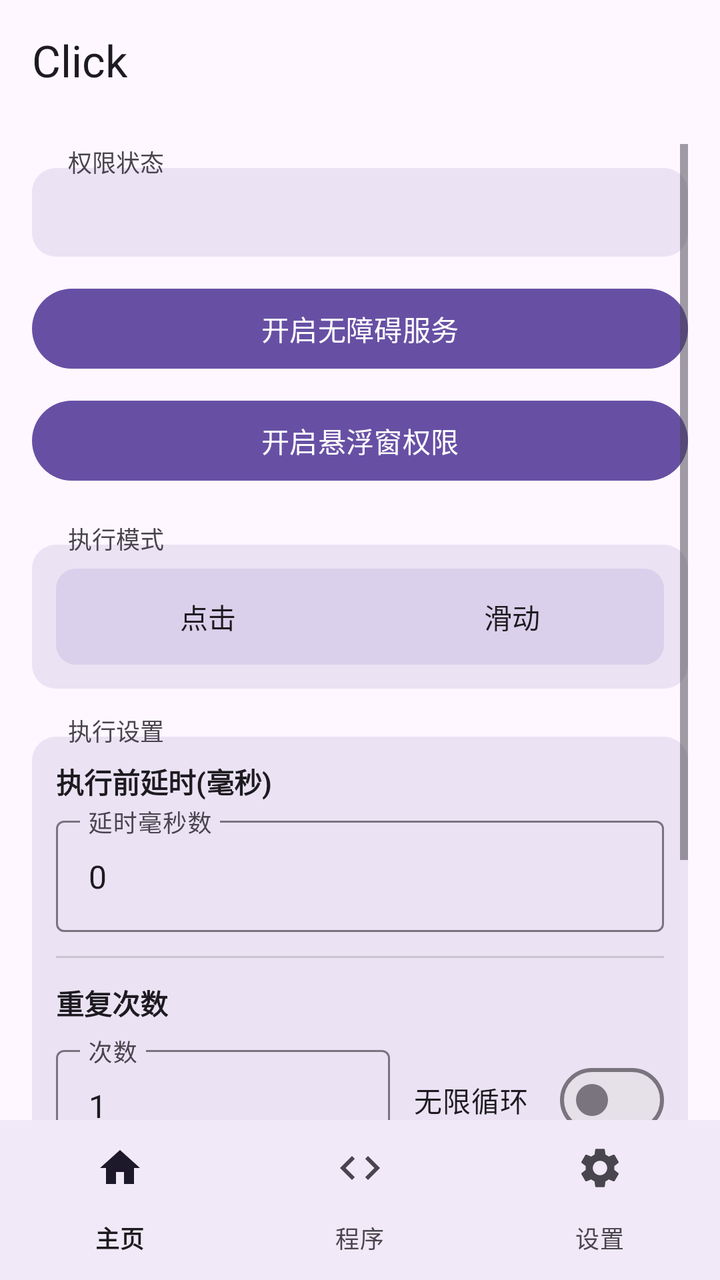
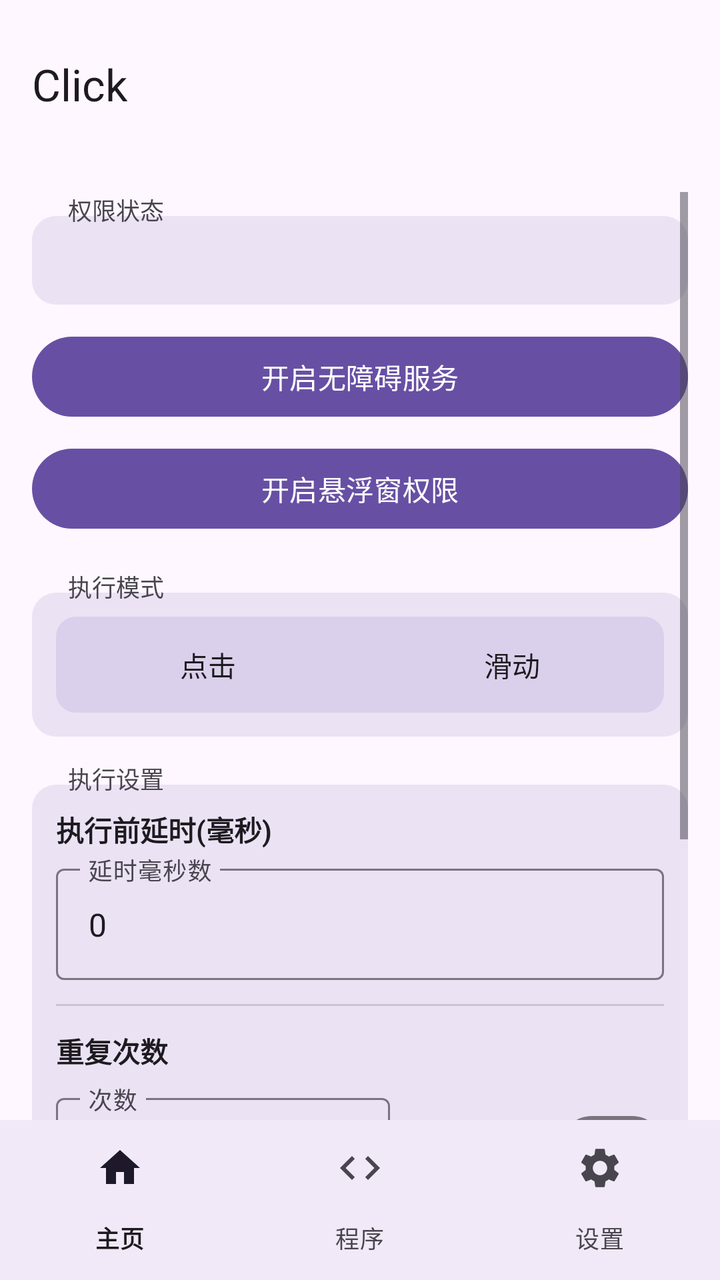

Compare the two renders of this Android layout. The source of the first and the diff that turns it into the second are given below.
<!-- AndroidManifest.xml: activity theme Theme.Click -->
<!-- res/layout/activity_main.xml -->
<?xml version="1.0" encoding="utf-8"?>
<LinearLayout xmlns:android="http://schemas.android.com/apk/res/android"
    xmlns:app="http://schemas.android.com/apk/res-auto"
    android:layout_width="match_parent"
    android:layout_height="match_parent"
    android:fitsSystemWindows="false"
    android:orientation="vertical">

    
    <com.google.android.material.appbar.MaterialToolbar
        android:id="@+id/toolbar"
        android:layout_width="match_parent"
        android:layout_height="56dp"
        android:paddingTop="4dp"
        android:background="?attr/colorSurface"
        app:title="Click"
        app:titleTextColor="?attr/colorOnSurface" />

    
    <ScrollView
        android:id="@+id/home_content"
        android:layout_width="match_parent"
        android:layout_height="0dp"
        android:layout_weight="1"
        android:clipToPadding="false"
        android:paddingBottom="16dp"
        android:paddingHorizontal="16dp"
        android:paddingTop="16dp">

        <LinearLayout
            android:layout_width="match_parent"
            android:layout_height="wrap_content"
            android:orientation="vertical">

            
            <TextView
                android:layout_width="wrap_content"
                android:layout_height="wrap_content"
                android:text="权限状态"
                android:textSize="12sp"
                android:textColor="?attr/colorOnSurfaceVariant"
                android:background="@android:color/transparent"
                android:paddingHorizontal="6dp"
                android:layout_marginStart="12dp"
                android:layout_marginBottom="-6dp"
                android:elevation="2dp" />

            
            <LinearLayout
                android:layout_width="match_parent"
                android:layout_height="wrap_content"
                android:orientation="vertical"
                android:background="@drawable/section_border"
                android:padding="12dp">

                <TextView
                    android:id="@+id/statusText"
                    android:layout_width="match_parent"
                    android:layout_height="wrap_content"
                    android:gravity="start"
                    android:textSize="15sp"
                    android:textStyle="bold"
                    android:textColor="?attr/colorOnSurface" />
            </LinearLayout>

            <Button
                android:id="@+id/btnEnableService"
                android:layout_width="match_parent"
                android:layout_height="wrap_content"
                android:layout_marginTop="12dp"
                android:text="开启无障碍服务" />

            <Button
                android:id="@+id/btnEnableOverlay"
                android:layout_width="match_parent"
                android:layout_height="wrap_content"
                android:layout_marginTop="8dp"
                android:text="开启悬浮窗权限" />

            
            <TextView
                android:layout_width="wrap_content"
                android:layout_height="wrap_content"
                android:layout_marginTop="16dp"
                android:text="执行模式"
                android:textSize="12sp"
                android:textColor="?attr/colorOnSurfaceVariant"
                android:background="@android:color/transparent"
                android:paddingHorizontal="6dp"
                android:layout_marginStart="12dp"
                android:layout_marginBottom="-6dp"
                android:elevation="2dp" />

            
            <LinearLayout
                android:layout_width="match_parent"
                android:layout_height="wrap_content"
                android:orientation="vertical"
                android:background="@drawable/section_border"
                android:padding="12dp">

                <FrameLayout
                    android:layout_width="match_parent"
                    android:layout_height="wrap_content"
                    android:background="@drawable/segment_bg">

                    <View
                        android:id="@+id/modeIndicator"
                        android:layout_width="0dp"
                        android:layout_height="36dp"
                        android:layout_gravity="center_vertical"
                        android:layout_marginStart="4dp"
                        android:background="@drawable/segment_selected" />

                    <LinearLayout
                        android:layout_width="match_parent"
                        android:layout_height="wrap_content"
                        android:orientation="horizontal">

                        <Button
                            android:id="@+id/radioClick"
                            android:layout_width="0dp"
                            android:layout_height="wrap_content"
                            android:layout_weight="1"
                            android:text="点击"
                            android:background="@android:color/transparent"
                            android:textColor="@color/btn_text_selector" />

                        <Button
                            android:id="@+id/radioSwipe"
                            android:layout_width="0dp"
                            android:layout_height="wrap_content"
                            android:layout_weight="1"
                            android:text="滑动"
                            android:background="@android:color/transparent"
                            android:textColor="@color/btn_text_selector" />
                    </LinearLayout>
                </FrameLayout>

                <LinearLayout
                    android:id="@+id/swipeParams"
                    android:layout_width="match_parent"
                    android:layout_height="wrap_content"
                    android:orientation="vertical"
                    android:visibility="gone"
                    android:layout_marginTop="12dp">

                    <View
                        android:layout_width="match_parent"
                        android:layout_height="1dp"
                        android:background="?attr/colorOutlineVariant" />

                    <TextView
                        android:layout_width="wrap_content"
                        android:layout_height="wrap_content"
                        android:layout_marginTop="12dp"
                        android:text="滑动方式"
                        android:textSize="13sp"
                        android:textStyle="bold"
                        android:textColor="?attr/colorOnSurface" />

                    <FrameLayout
                        android:layout_width="match_parent"
                        android:layout_height="wrap_content"
                        android:layout_marginTop="8dp"
                        android:background="@drawable/segment_bg">

                        <View
                            android:id="@+id/swipeMethodIndicator"
                            android:layout_width="0dp"
                            android:layout_height="36dp"
                            android:layout_gravity="center_vertical"
                            android:layout_marginStart="4dp"
                            android:background="@drawable/segment_selected" />

                        <LinearLayout
                            android:layout_width="match_parent"
                            android:layout_height="wrap_content"
                            android:orientation="horizontal">

                            <Button
                                android:id="@+id/radioSwipeManual"
                                android:layout_width="0dp"
                                android:layout_height="wrap_content"
                                android:layout_weight="1"
                                android:text="手动参数"
                                android:background="@android:color/transparent"
                                android:textColor="@color/btn_text_selector" />

                            <Button
                                android:id="@+id/radioSwipeGesture"
                                android:layout_width="0dp"
                                android:layout_height="wrap_content"
                                android:layout_weight="1"
                                android:text="手势录制"
                                android:background="@android:color/transparent"
                                android:textColor="@color/btn_text_selector" />
                        </LinearLayout>
                    </FrameLayout>

                    <LinearLayout
                        android:id="@+id/manualSwipeParams"
                        android:layout_width="match_parent"
                        android:layout_height="wrap_content"
                        android:orientation="vertical"
                        android:layout_marginTop="12dp">

                        <TextView
                            android:layout_width="wrap_content"
                            android:layout_height="wrap_content"
                            android:text="起点"
                            android:textSize="13sp"
                            android:textColor="?attr/colorPrimary" />

                        <LinearLayout
                            android:layout_width="match_parent"
                            android:layout_height="wrap_content"
                            android:layout_marginTop="4dp"
                            android:orientation="horizontal">

                            <com.google.android.material.textfield.TextInputLayout
                                android:layout_width="0dp"
                                android:layout_height="wrap_content"
                                android:layout_weight="1"
                                android:layout_marginEnd="4dp"
                                android:hint="起点 X (横向坐标)"
                                style="@style/Widget.Material3.TextInputLayout.OutlinedBox">

                                <com.google.android.material.textfield.TextInputEditText
                                    android:id="@+id/inputSwipeX1"
                                    android:layout_width="match_parent"
                                    android:layout_height="wrap_content"
                                    android:inputType="numberDecimal" />
                            </com.google.android.material.textfield.TextInputLayout>

                            <com.google.android.material.textfield.TextInputLayout
                                android:layout_width="0dp"
                                android:layout_height="wrap_content"
                                android:layout_weight="1"
                                android:layout_marginStart="4dp"
                                android:hint="起点 Y (纵向坐标)"
                                style="@style/Widget.Material3.TextInputLayout.OutlinedBox">

                                <com.google.android.material.textfield.TextInputEditText
                                    android:id="@+id/inputSwipeY1"
                                    android:layout_width="match_parent"
                                    android:layout_height="wrap_content"
                                    android:inputType="numberDecimal" />
                            </com.google.android.material.textfield.TextInputLayout>
                        </LinearLayout>

                        <TextView
                            android:layout_width="wrap_content"
                            android:layout_height="wrap_content"
                            android:layout_marginTop="8dp"
                            android:text="终点"
                            android:textSize="13sp"
                            android:textColor="?attr/colorPrimary" />

                        <LinearLayout
                            android:layout_width="match_parent"
                            android:layout_height="wrap_content"
                            android:layout_marginTop="4dp"
                            android:orientation="horizontal">

                            <com.google.android.material.textfield.TextInputLayout
                                android:layout_width="0dp"
                                android:layout_height="wrap_content"
                                android:layout_weight="1"
                                android:layout_marginEnd="4dp"
                                android:hint="终点 X (横向坐标)"
                                style="@style/Widget.Material3.TextInputLayout.OutlinedBox">

                                <com.google.android.material.textfield.TextInputEditText
                                    android:id="@+id/inputSwipeX2"
                                    android:layout_width="match_parent"
                                    android:layout_height="wrap_content"
                                    android:inputType="numberDecimal" />
                            </com.google.android.material.textfield.TextInputLayout>

                            <com.google.android.material.textfield.TextInputLayout
                                android:layout_width="0dp"
                                android:layout_height="wrap_content"
                                android:layout_weight="1"
                                android:layout_marginStart="4dp"
                                android:hint="终点 Y (纵向坐标)"
                                style="@style/Widget.Material3.TextInputLayout.OutlinedBox">

                                <com.google.android.material.textfield.TextInputEditText
                                    android:id="@+id/inputSwipeY2"
                                    android:layout_width="match_parent"
                                    android:layout_height="wrap_content"
                                    android:inputType="numberDecimal" />
                            </com.google.android.material.textfield.TextInputLayout>
                        </LinearLayout>

                        <TextView
                            android:layout_width="wrap_content"
                            android:layout_height="wrap_content"
                            android:layout_marginTop="8dp"
                            android:text="时长"
                            android:textSize="13sp"
                            android:textColor="?attr/colorPrimary" />

                        <com.google.android.material.textfield.TextInputLayout
                            android:layout_width="match_parent"
                            android:layout_height="wrap_content"
                            android:layout_marginTop="4dp"
                            android:hint="滑动耗时(毫秒)"
                            style="@style/Widget.Material3.TextInputLayout.OutlinedBox">

                            <com.google.android.material.textfield.TextInputEditText
                                android:id="@+id/inputSwipeDuration"
                                android:layout_width="match_parent"
                                android:layout_height="wrap_content"
                                android:inputType="number" />
                        </com.google.android.material.textfield.TextInputLayout>
                    </LinearLayout>

                    <LinearLayout
                        android:id="@+id/gestureSwipeSection"
                        android:layout_width="match_parent"
                        android:layout_height="wrap_content"
                        android:orientation="vertical"
                        android:visibility="gone"
                        android:layout_marginTop="12dp">

                        <TextView
                            android:id="@+id/lblRecordedStatus"
                            android:layout_width="wrap_content"
                            android:layout_height="wrap_content"
                            android:text=""
                            android:textSize="13sp"
                            android:textColor="?attr/colorPrimary" />

                        <Button
                            android:id="@+id/btnRecordGesture"
                            android:layout_width="match_parent"
                            android:layout_height="wrap_content"
                            android:layout_marginTop="8dp"
                            android:text="录制手势 (在屏幕上滑动)" />
                    </LinearLayout>
                </LinearLayout>
            </LinearLayout>

            
            <TextView
                android:layout_width="wrap_content"
                android:layout_height="wrap_content"
                android:layout_marginTop="12dp"
                android:text="执行设置"
                android:textSize="12sp"
                android:textColor="?attr/colorOnSurfaceVariant"
                android:background="@android:color/transparent"
                android:paddingHorizontal="6dp"
                android:layout_marginStart="12dp"
                android:layout_marginBottom="-6dp"
                android:elevation="2dp" />

            
            <LinearLayout
                android:layout_width="match_parent"
                android:layout_height="wrap_content"
                android:orientation="vertical"
                android:background="@drawable/section_border"
                android:padding="12dp">

                <TextView
                    android:layout_width="wrap_content"
                    android:layout_height="wrap_content"
                    android:text="执行前延时(毫秒)"
                    android:textSize="14sp"
                    android:textStyle="bold"
                    android:textColor="?attr/colorOnSurface" />

                <com.google.android.material.textfield.TextInputLayout
                    android:layout_width="match_parent"
                    android:layout_height="wrap_content"
                    android:layout_marginTop="4dp"
                    android:hint="延时毫秒数"
                    style="@style/Widget.Material3.TextInputLayout.OutlinedBox">

                    <com.google.android.material.textfield.TextInputEditText
                        android:id="@+id/inputDelay"
                        android:layout_width="match_parent"
                        android:layout_height="wrap_content"
                        android:inputType="number"
                        android:text="0" />
                </com.google.android.material.textfield.TextInputLayout>

                <View
                    android:layout_width="match_parent"
                    android:layout_height="1dp"
                    android:layout_marginTop="12dp"
                    android:background="?attr/colorOutlineVariant" />

                <TextView
                    android:layout_width="wrap_content"
                    android:layout_height="wrap_content"
                    android:layout_marginTop="12dp"
                    android:text="重复次数"
                    android:textSize="14sp"
                    android:textStyle="bold"
                    android:textColor="?attr/colorOnSurface" />

                <LinearLayout
                    android:layout_width="match_parent"
                    android:layout_height="wrap_content"
                    android:layout_marginTop="8dp"
                    android:orientation="horizontal"
                    android:gravity="center_vertical">

                    <com.google.android.material.textfield.TextInputLayout
                        android:layout_width="0dp"
                        android:layout_height="wrap_content"
                        android:layout_weight="1"
                        android:hint="次数"
                        style="@style/Widget.Material3.TextInputLayout.OutlinedBox">

                        <com.google.android.material.textfield.TextInputEditText
                            android:id="@+id/inputRepeat"
                            android:layout_width="match_parent"
                            android:layout_height="wrap_content"
                            android:inputType="number"
                            android:text="1" />
                    </com.google.android.material.textfield.TextInputLayout>

                    <com.google.android.material.materialswitch.MaterialSwitch
                        android:id="@+id/checkInfinite"
                        android:layout_width="wrap_content"
                        android:layout_height="wrap_content"
                        android:layout_marginStart="12dp"
                        android:text="无限循环" />
                </LinearLayout>
            </LinearLayout>

            <FrameLayout
                android:layout_width="match_parent"
                android:layout_height="wrap_content"
                android:layout_marginTop="24dp">

                <Button
                    android:id="@+id/btnStartFloating"
                    android:layout_width="match_parent"
                    android:layout_height="wrap_content"
                    android:text="启动悬浮球"
                    android:enabled="false" />

                <View
                    android:id="@+id/btnStartOverlay"
                    android:layout_width="match_parent"
                    android:layout_height="match_parent"
                    android:background="@android:color/transparent"
                    android:clickable="true"
                    android:visibility="gone" />
            </FrameLayout>

            <Button
                android:id="@+id/btnStopFloating"
                android:layout_width="match_parent"
                android:layout_height="wrap_content"
                android:layout_marginTop="8dp"
                android:text="停止悬浮球"
                android:enabled="false" />

        </LinearLayout>
    </ScrollView>

    
    <LinearLayout
        android:id="@+id/program_page"
        android:layout_width="match_parent"
        android:layout_height="0dp"
        android:layout_weight="1"
        android:orientation="vertical"
        android:gravity="center"
        android:visibility="gone" />

    
    <LinearLayout
        android:id="@+id/settings_page"
        android:layout_width="match_parent"
        android:layout_height="0dp"
        android:layout_weight="1"
        android:orientation="vertical"
        android:gravity="center"
        android:visibility="gone" />

    
    <com.google.android.material.bottomnavigation.BottomNavigationView
        android:id="@+id/bottom_navigation"
        android:layout_width="match_parent"
        android:layout_height="wrap_content"
        android:background="?attr/colorSurface"
        app:labelVisibilityMode="labeled"
        app:menu="@menu/bottom_nav_menu" />

</LinearLayout>
<!-- resources referenced by this layout -->
<resources>
  <!-- drawable section_border (drawable) -->
  <?xml version="1.0" encoding="utf-8"?>
  <shape xmlns:android="http://schemas.android.com/apk/res/android"
      android:shape="rectangle">
      <solid android:color="@color/section_background" />
      <corners android:radius="12dp" />
  </shape>
  <!-- drawable segment_bg (drawable) -->
  <?xml version="1.0" encoding="utf-8"?>
  <shape xmlns:android="http://schemas.android.com/apk/res/android"
      android:shape="rectangle">
      <solid android:color="#206750A4" />
      <corners android:radius="10dp" />
  </shape>
  <!-- drawable segment_selected (drawable) -->
  <?xml version="1.0" encoding="utf-8"?>
  <shape xmlns:android="http://schemas.android.com/apk/res/android"
      android:shape="rectangle">
      <solid android:color="@color/md_theme_primary" />
      <corners android:radius="8dp" />
  </shape>
  <style name="Theme.Click" parent="Theme.Material3.DayNight.NoActionBar">
          <item name="colorPrimary">@color/md_theme_primary</item>
          <item name="colorOnPrimary">@color/md_theme_onPrimary</item>
          <item name="colorPrimaryContainer">@color/md_theme_primaryContainer</item>
          <item name="colorOnPrimaryContainer">@color/md_theme_onPrimaryContainer</item>
          <item name="colorSecondary">@color/md_theme_secondary</item>
          <item name="colorOnSecondary">@color/md_theme_onSecondary</item>
          <item name="colorSecondaryContainer">@color/md_theme_secondaryContainer</item>
          <item name="colorOnSecondaryContainer">@color/md_theme_onSecondaryContainer</item>
          <item name="android:colorBackground">@color/md_theme_background</item>
          <item name="colorOnBackground">@color/md_theme_onBackground</item>
          <item name="colorSurface">@color/md_theme_surface</item>
          <item name="colorOnSurface">@color/md_theme_onSurface</item>
          <item name="colorSurfaceVariant">@color/md_theme_surfaceVariant</item>
          <item name="colorOnSurfaceVariant">@color/md_theme_onSurfaceVariant</item>
          <item name="colorOutline">@color/md_theme_outline</item>
          <item name="colorOutlineVariant">@color/md_theme_outlineVariant</item>
          <item name="android:statusBarColor">@color/md_theme_surface</item>
          <item name="android:navigationBarColor">@android:color/transparent</item>
          <item name="android:windowLightStatusBar">true</item>
          <item name="android:windowLightNavigationBar">true</item>
          <item name="android:windowBackground">@color/md_theme_background</item>
          
          <item name="android:windowSplashScreenBackground">@color/md_theme_background</item>
          <item name="android:windowSplashScreenAnimatedIcon">@drawable/splash_icon</item>
      </style>
  <color name="section_background">#206750A4</color>
  <color name="md_theme_primary">#6750A4</color>
  <color name="md_theme_onPrimary">#FFFFFF</color>
  <color name="md_theme_primaryContainer">#EADDFF</color>
  <color name="md_theme_onPrimaryContainer">#21005D</color>
  <color name="md_theme_secondary">#625B71</color>
  <color name="md_theme_onSecondary">#FFFFFF</color>
  <color name="md_theme_secondaryContainer">#E8DEF8</color>
  <color name="md_theme_onSecondaryContainer">#1D192B</color>
  <color name="md_theme_background">#FEF7FF</color>
  <color name="md_theme_onBackground">#1D1B20</color>
  <color name="md_theme_surface">#FEF7FF</color>
  <color name="md_theme_onSurface">#1D1B20</color>
  <color name="md_theme_surfaceVariant">#E7E0EC</color>
  <color name="md_theme_onSurfaceVariant">#49454F</color>
  <color name="md_theme_outline">#79747E</color>
  <color name="md_theme_outlineVariant">#CAC4D0</color>
  <!-- drawable splash_icon: png bitmap (drawable, 131094 bytes) -->
</resources>

<!-- the commit's change to res/layout/activity_main.xml (unified diff, before → after) -->
@@ -10,7 +10,7 @@
     <com.google.android.material.appbar.MaterialToolbar
         android:id="@+id/toolbar"
         android:layout_width="match_parent"
-        android:layout_height="56dp"
+        android:layout_height="80dp"
         android:paddingTop="4dp"
         android:background="?attr/colorSurface"
         app:title="Click"
